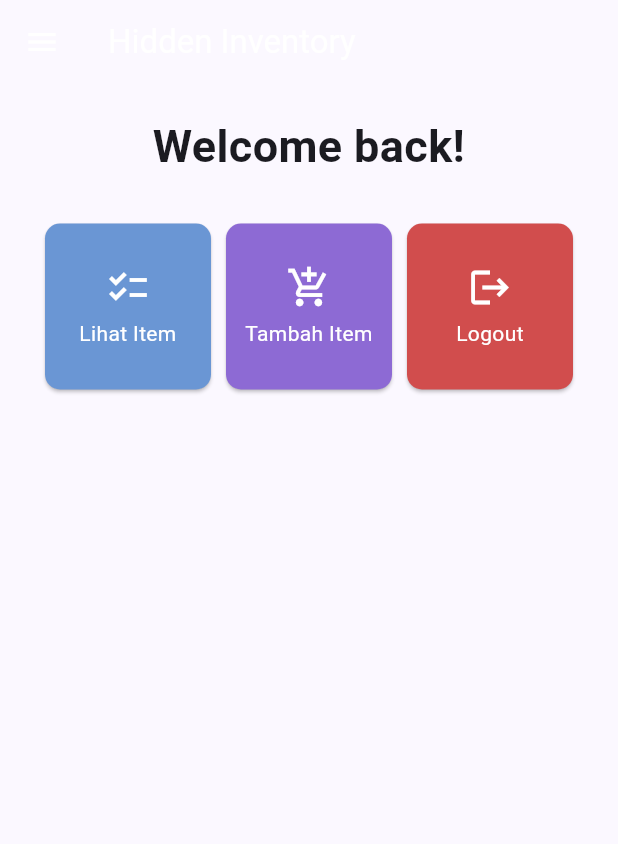
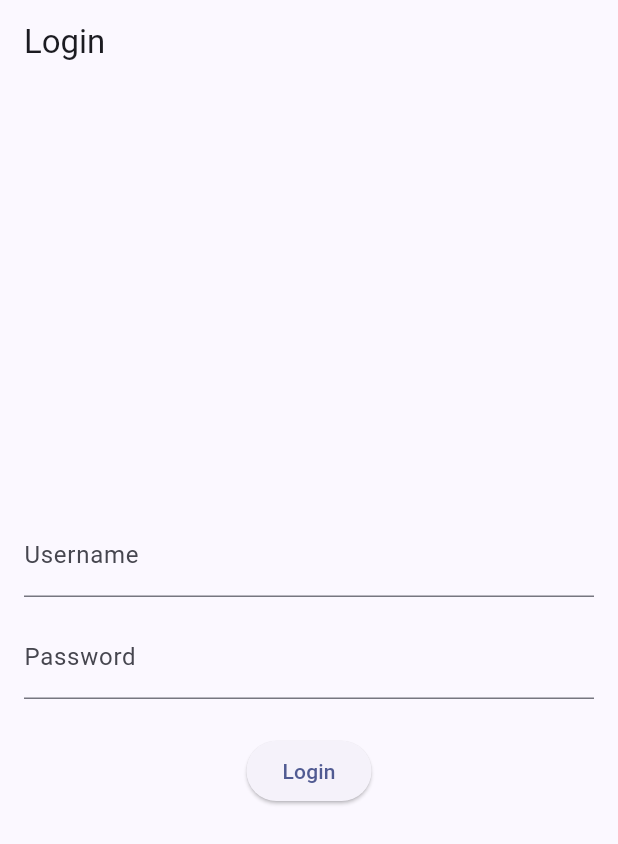
Before and after one commit to mmalkindi/hidden-inventory-mobile, a Flutter app: the screen it shows after launch, on a phone screen of 412 x 824 dp. Shown: the top 844 px of the screen. Run offline on Flutter 3.47's test engine with Material 2 defaults, Android fonts, the light colour scheme and no system bars; missing offline and left inert: pbp_django_auth.

Commit message:
added tugas9 stuff

```diff
--- a/lib/main.dart
+++ b/lib/main.dart
@@ -1,5 +1,7 @@
 import 'package:flutter/material.dart';
-import 'package:hidden_inventory/screens/menu.dart';
+import 'package:hidden_inventory/screens/login.dart';
+import 'package:pbp_django_auth/pbp_django_auth.dart';
+import 'package:provider/provider.dart';
 
 void main() {
   runApp(const App());
@@ -11,7 +13,12 @@
   // This widget is the root of your application.
   @override
   Widget build(BuildContext context) {
-    return MaterialApp(
+    return Provider(
+      create: (_) {
+        CookieRequest request = CookieRequest();
+        return request;
+      },
+      child: MaterialApp(
         title: 'Hidden Inventory',
         theme: ThemeData(
           colorScheme: ColorScheme.fromSeed(seedColor: Colors.indigo),
@@ -23,7 +30,8 @@
           useMaterial3: true,
         ),
         themeMode: ThemeMode.system,
-      home: const MyHomePage(),
+        home: const LoginPage(),
+      ),
     );
   }
 }
--- /dev/null
+++ b/lib/screens/login.dart
@@ -0,0 +1,114 @@
+import 'package:hidden_inventory/screens/menu.dart';
+import 'package:flutter/material.dart';
+import 'package:pbp_django_auth/pbp_django_auth.dart';
+import 'package:provider/provider.dart';
+
+void main() {
+  runApp(const LoginApp());
+}
+
+class LoginApp extends StatelessWidget {
+  const LoginApp({super.key});
+
+  @override
+  Widget build(BuildContext context) {
+    return MaterialApp(
+      title: 'Login',
+      theme: ThemeData(
+        primarySwatch: Colors.indigo,
+      ),
+      home: const LoginPage(),
+    );
+  }
+}
+
+class LoginPage extends StatefulWidget {
+  const LoginPage({super.key});
+
+  @override
+  _LoginPageState createState() => _LoginPageState();
+}
+
+class _LoginPageState extends State<LoginPage> {
+  final TextEditingController _usernameController = TextEditingController();
+  final TextEditingController _passwordController = TextEditingController();
+
+  @override
+  Widget build(BuildContext context) {
+    final request = context.watch<CookieRequest>();
+    return Scaffold(
+      appBar: AppBar(
+        title: const Text('Login'),
+      ),
+      body: Container(
+        padding: const EdgeInsets.all(16.0),
+        child: Column(
+          mainAxisAlignment: MainAxisAlignment.center,
+          children: [
+            TextField(
+              controller: _usernameController,
+              decoration: const InputDecoration(
+                labelText: 'Username',
+              ),
+            ),
+            const SizedBox(height: 12.0),
+            TextField(
+              controller: _passwordController,
+              decoration: const InputDecoration(
+                labelText: 'Password',
+              ),
+              obscureText: true,
+            ),
+            const SizedBox(height: 24.0),
+            ElevatedButton(
+              onPressed: () async {
+                String username = _usernameController.text;
+                String password = _passwordController.text;
+
+                // Cek kredensial
+                // TODO: Ganti URL dan jangan lupa tambahkan trailing slash (/) di akhir URL!
+                // Untuk menyambungkan Android emulator dengan Django pada localhost,
+                // gunakan URL http://10.0.2.2/
+                final response =
+                    await request.login("http://localhost:8000/auth/login/", {
+                  'username': username,
+                  'password': password,
+                });
+
+                if (request.loggedIn) {
+                  String message = response['message'];
+                  String uname = response['username'];
+                  Navigator.pushReplacement(
+                    context,
+                    MaterialPageRoute(builder: (context) => MyHomePage()),
+                  );
+                  ScaffoldMessenger.of(context)
+                    ..hideCurrentSnackBar()
+                    ..showSnackBar(SnackBar(
+                        content: Text("$message Selamat datang, $uname.")));
+                } else {
+                  showDialog(
+                    context: context,
+                    builder: (context) => AlertDialog(
+                      title: const Text('Login Gagal'),
+                      content: Text(response['message']),
+                      actions: [
+                        TextButton(
+                          child: const Text('OK'),
+                          onPressed: () {
+                            Navigator.pop(context);
+                          },
+                        ),
+                      ],
+                    ),
+                  );
+                }
+              },
+              child: const Text('Login'),
+            ),
+          ],
+        ),
+      ),
+    );
+  }
+}
--- a/pubspec.yaml
+++ b/pubspec.yaml
@@ -35,6 +35,9 @@
   # The following adds the Cupertino Icons font to your application.
   # Use with the CupertinoIcons class for iOS style icons.
   cupertino_icons: ^1.0.2
+  provider: ^6.1.1
+  pbp_django_auth: ^0.4.0
+  http: ^1.1.0
 
 dev_dependencies:
   flutter_test:
```
Also changed, not shown: lib/models/item.dart (added, +76 -0 lines), lib/screens/item_add_form.dart (+36 -1 lines), lib/screens/list_item.dart (added, +96 -0 lines), lib/widgets/item_card.dart (+28 -1 lines), lib/widgets/left_drawer.dart (+12 -0 lines), pubspec.lock, 2 other files. Lines whose indentation alone changed are shown as unchanged.
